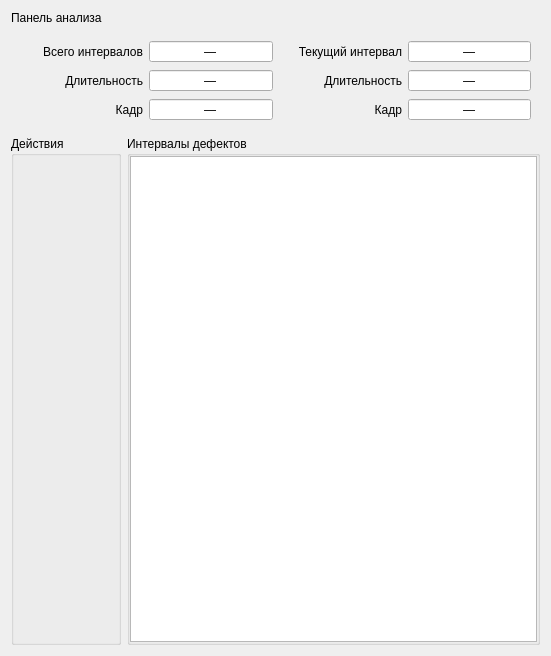
Before: the Qt Designer form analysisform.ui in Enotkin/UV_Reader, drawn with Qt 5.
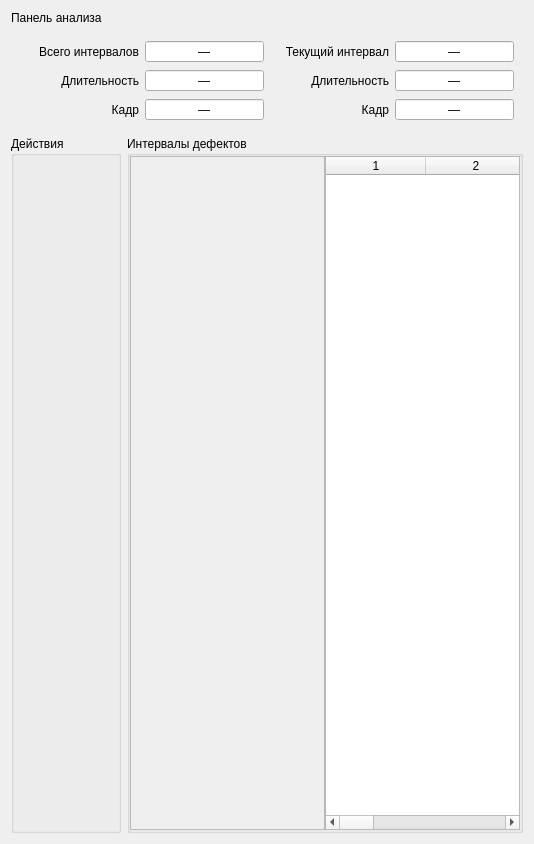
After: the same form once the commit is applied. Icons and pictures are not drawn.

```diff
--- a/analysisform.ui
+++ b/analysisform.ui
@@ -6,8 +6,8 @@
    <rect>
     <x>0</x>
     <y>0</y>
-    <width>551</width>
-    <height>656</height>
+    <width>534</width>
+    <height>844</height>
    </rect>
   </property>
   <property name="windowTitle">
@@ -546,7 +546,47 @@
          <number>0</number>
         </property>
         <item>
-         <widget class="QTableView" name="tableView"/>
+         <widget class="QTableView" name="tableView">
+          <property name="enabled">
+           <bool>false</bool>
+          </property>
+          <property name="selectionMode">
+           <enum>QAbstractItemView::SingleSelection</enum>
+          </property>
+          <property name="selectionBehavior">
+           <enum>QAbstractItemView::SelectRows</enum>
+          </property>
+          <property name="textElideMode">
+           <enum>Qt::ElideMiddle</enum>
+          </property>
+          <property name="verticalScrollMode">
+           <enum>QAbstractItemView::ScrollPerPixel</enum>
+          </property>
+          <property name="horizontalScrollMode">
+           <enum>QAbstractItemView::ScrollPerPixel</enum>
+          </property>
+          <property name="cornerButtonEnabled">
+           <bool>false</bool>
+          </property>
+          <attribute name="horizontalHeaderMinimumSectionSize">
+           <number>20</number>
+          </attribute>
+          <attribute name="horizontalHeaderStretchLastSection">
+           <bool>true</bool>
+          </attribute>
+         </widget>
+        </item>
+        <item>
+         <widget class="QTableWidget" name="tableWidget">
+          <property name="columnCount">
+           <number>5</number>
+          </property>
+          <column/>
+          <column/>
+          <column/>
+          <column/>
+          <column/>
+         </widget>
         </item>
        </layout>
       </widget>
```
Left out of the diff: 59 changed lines with no effect on the pictures.
